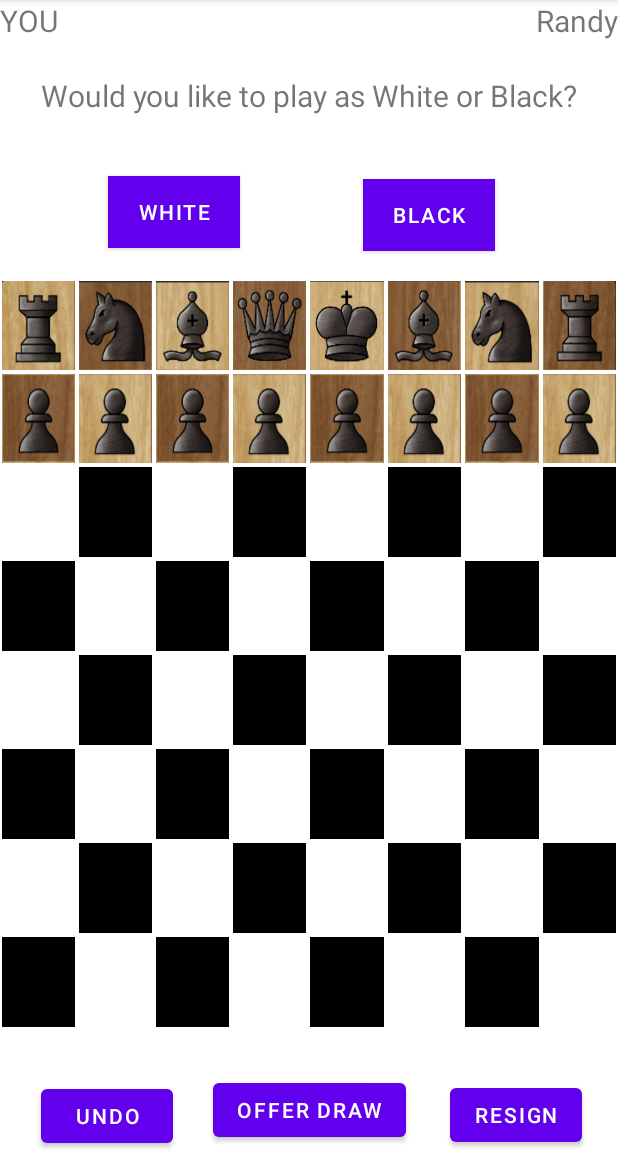
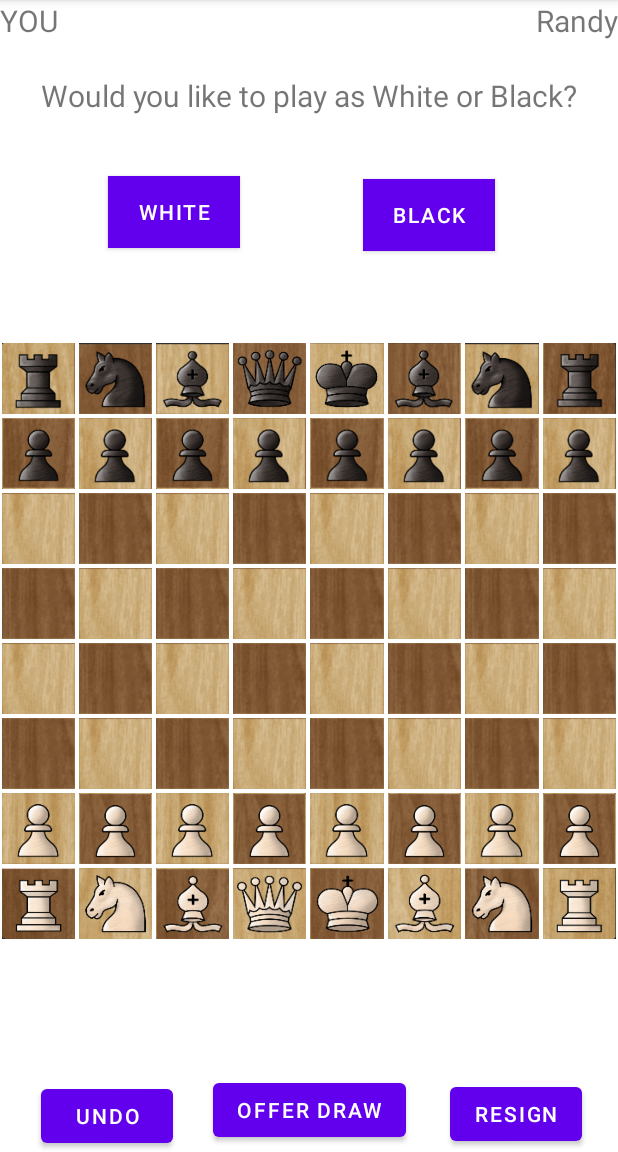
Before and after one commit to curtis1999/FishStock_Android, an Android app: the screen it shows after launch (GameManager), after a tap on "RANDY", on a phone screen of 412 x 824 dp, the part 84-1236 px from its top. Run offline under Robolectric (Android 15) with nearby library versions, the phone set to English and light mode, and no system bars.

Commit message:
finished the board initial display

```diff
--- a/app/src/main/java/com/example/fishstock/BoardFragment.java
+++ b/app/src/main/java/com/example/fishstock/BoardFragment.java
@@ -77,46 +77,19 @@ public class BoardFragment extends Fragment {
                            Bundle savedInstanceState) {
     // Inflate the layout for this fragment
     rootView = inflater.inflate(R.layout.fragment_board, container, false);
-    ArrayList<ImageButton> squares = new ArrayList<>();
-    button00 = rootView.findViewById(R.id.button00);
-    button01 = rootView.findViewById(R.id.button01);
-    button02 = rootView.findViewById(R.id.button02);
-    button03 = rootView.findViewById(R.id.button03);
-    button04 = rootView.findViewById(R.id.button04);
-    button05 = rootView.findViewById(R.id.button05);
-    button06 = rootView.findViewById(R.id.button06);
-    button07 = rootView.findViewById(R.id.button07);
-    button10 = rootView.findViewById(R.id.button10);
-    button11 = rootView.findViewById(R.id.button11);
-    button12 = rootView.findViewById(R.id.button12);
-    button13 = rootView.findViewById(R.id.button13);
-    button14 = rootView.findViewById(R.id.button14);
-    button15 = rootView.findViewById(R.id.button15);
-    button16 = rootView.findViewById(R.id.button16);
-    button17 = rootView.findViewById(R.id.button17);
-    squares.add(button00); squares.add(button01);
-    button00.setImageResource(R.drawable.black_rook_on_light);
-    button01.setImageResource(R.drawable.black_knight_on_dark);
-    button02.setImageResource(R.drawable.black_bishop_on_light);
-    button03.setImageResource(R.drawable.black_queen_on_dark);
-    button04.setImageResource(R.drawable.black_king_on_light);
-    button05.setImageResource(R.drawable.black_bishop_on_dark);
-    button06.setImageResource(R.drawable.black_knight_on_light);
-    button07.setImageResource(R.drawable.black_rook_on_dark);
-    button10.setImageResource(R.drawable.black_pawn_on_dark);
-    button11.setImageResource(R.drawable.black_pawn_on_light);
-    button12.setImageResource(R.drawable.black_pawn_on_dark);
-    button13.setImageResource(R.drawable.black_pawn_on_light);
-    button14.setImageResource(R.drawable.black_pawn_on_dark);
-    button15.setImageResource(R.drawable.black_pawn_on_light);
-    button16.setImageResource(R.drawable.black_pawn_on_dark);
-    button17.setImageResource(R.drawable.black_pawn_on_light);
-    button10.setOnClickListener(new View.OnClickListener() {
-      @Override
-      public void onClick(View v) {
 
+    // initialize the onClick listeners for the buttons
+    for (int row = 0; row < 8; row++) {
+      for (int col = 0; col < 8; col++) {
+        ImageButton button = (ImageButton) getCellImageView(row, col);
+        button.setOnClickListener(new View.OnClickListener() {
+          @Override
+          public void onClick(View v) {
+
+          }
+        });
       }
-    });
+    }
     return rootView;
   }
 
@@ -132,7 +105,7 @@ public class BoardFragment extends Fragment {
   }
 
   public void updateCellImage(Cell cell, int row, int col) {
-    ImageView cellImageView = getCellImageView(row, col);
+    ImageView cellImageView = getCellImageView(7-row, 7-col);
     if (cell.isEmpty) {
       if (cell.isLight) {
         cellImageView.setImageResource(R.drawable.empty_light);
@@ -160,31 +133,66 @@ public class BoardFragment extends Fragment {
         }
       } else if (cell.isKnight){
         if (cell.isLight){
-
+          cellImageView.setImageResource(R.drawable.white_knight_on_light);
         } else {
-
+          cellImageView.setImageResource(R.drawable.white_knight_on_dark);
         }
       } else if (cell.isRook) {
         if (cell.isLight){
-
+          cellImageView.setImageResource(R.drawable.white_rook_on_light);
         } else {
-
+          cellImageView.setImageResource(R.drawable.white_rook_on_dark);
         }
       } else if (cell.isPawn) {
         if (cell.isLight){
-
+          cellImageView.setImageResource(R.drawable.white_pawn_on_light);
         } else {
-
+          cellImageView.setImageResource(R.drawable.white_pawn_on_dark);
         }
       }
     } else {
       if (cell.isKing) {
-
+        if (cell.isLight){
+          cellImageView.setImageResource(R.drawable.black_king_on_light);
+        } else {
+          cellImageView.setImageResource(R.drawable.black_king_on_dark);
+        }
+      } else if(cell.isQueen){
+        if (cell.isLight){
+          cellImageView.setImageResource(R.drawable.black_queen_on_light);
+        } else {
+          cellImageView.setImageResource(R.drawable.black_queen_on_dark);
+        }
+      }else if (cell.isBishop) {
+        if (cell.isLight){
+          cellImageView.setImageResource(R.drawable.black_bishop_on_light);
+        } else {
+          cellImageView.setImageResource(R.drawable.black_bishop_on_dark);
+        }
+      } else if (cell.isKnight){
+        if (cell.isLight){
+          cellImageView.setImageResource(R.drawable.black_knight_on_light);
+        } else {
+          cellImageView.setImageResource(R.drawable.black_knight_on_dark);
+        }
+      } else if (cell.isRook) {
+        if (cell.isLight){
+          cellImageView.setImageResource(R.drawable.black_rook_on_light);
+        } else {
+          cellImageView.setImageResource(R.drawable.black_rook_on_dark);
+        }
+      } else if (cell.isPawn) {
+        if (cell.isLight){
+          cellImageView.setImageResource(R.drawable.black_pawn_on_light);
+        } else {
+          cellImageView.setImageResource(R.drawable.black_pawn_on_dark);
+        }
       }
     }
   }
+
   public ImageView getCellImageView(int row, int col) {
-    int resId = getResources().getIdentifier("cell_" + row + "_" + col, "id", getActivity().getPackageName());
+    int resId = getResources().getIdentifier("button" + row + col, "id", getActivity().getPackageName());
     return rootView.findViewById(resId);
   }
   public static void defaultView(ArrayList<ImageButton> squares) {
--- a/app/src/main/java/com/example/fishstock/GameManager.java
+++ b/app/src/main/java/com/example/fishstock/GameManager.java
@@ -56,13 +56,10 @@ public class GameManager extends AppCompatActivity {
       message.setText("It is " + agent.getName() + "'s Turn");
     }
     Board board = new Board();
-    // Create a bundle to pass the board object
-    Bundle bundle = new Bundle();
-    bundle.putSerializable("board", (Serializable) board);
 
     // Create the board fragment and set the bundle as its arguments
-    BoardFragment boardFragment = new BoardFragment();
-    boardFragment.setArguments(bundle);
+    BoardFragment boardFragment = (BoardFragment) getSupportFragmentManager().findFragmentById(R.id.board);
+    boardFragment.updateBoard(board);
   }
 
   public static Agent initilizeAgent(String agentName) {
--- a/app/src/main/res/layout/activity_game.xml
+++ b/app/src/main/res/layout/activity_game.xml
@@ -100,7 +100,7 @@
         android:id="@+id/board"
         android:name="com.example.fishstock.BoardFragment"
         android:layout_width="match_parent"
-        android:layout_height="500dp"
+        android:layout_height="400dp"
         app:layout_constraintBottom_toTopOf="@+id/draw"
         app:layout_constraintTop_toBottomOf="@+id/white"
         app:layout_constraintVertical_bias="0.413"
--- a/app/src/main/res/layout/fragment_board.xml
+++ b/app/src/main/res/layout/fragment_board.xml
@@ -1,5 +1,6 @@
 <?xml version="1.0" encoding="utf-8"?>
 <androidx.constraintlayout.widget.ConstraintLayout xmlns:android="http://schemas.android.com/apk/res/android"
+    android:id="@+id/boardfragment"
     android:layout_width="match_parent"
     android:layout_height="match_parent">
     <GridLayout xmlns:android="http://schemas.android.com/apk/res/android"
```
